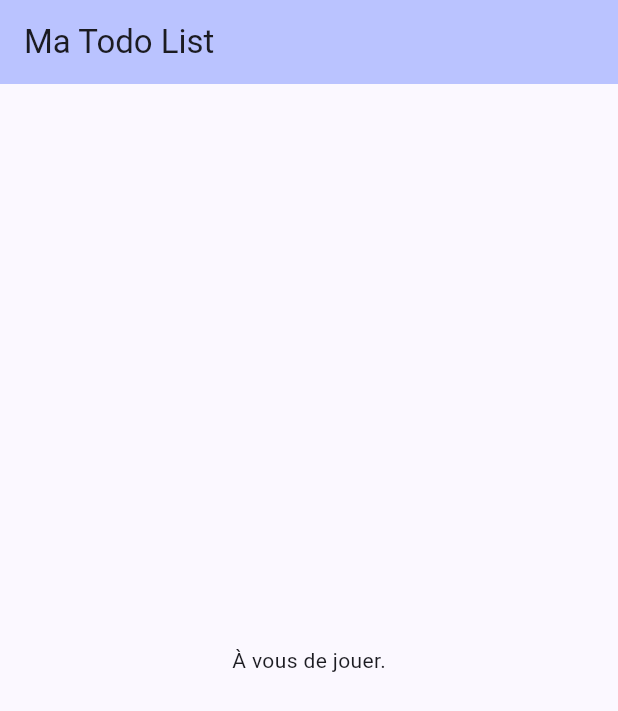
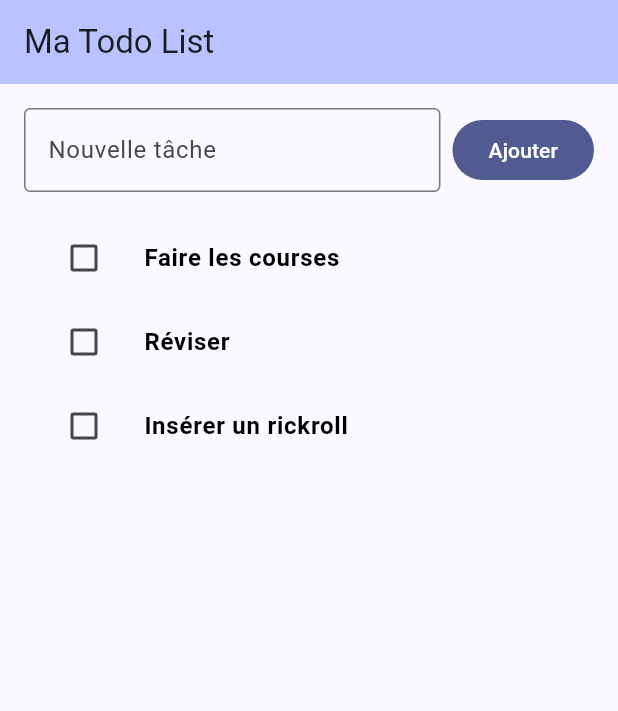
Before and after one commit to Y0LRIN/dev-mobile-eval-s3, a Flutter app: the screen it shows after launch, on a phone screen of 412 x 824 dp. Shown: the top 711 px of the screen. Run offline on Flutter 3.47's test engine with Material 3 defaults, Android fonts, the light colour scheme and no system bars.

Commit message:
main.dart

```diff
--- a/lib/main.dart
+++ b/lib/main.dart
@@ -40,7 +40,29 @@ class TodoListScreen extends StatefulWidget {
 class _TodoListScreenState extends State<TodoListScreen> {
   // F1 — Déclarez votre liste de tâches ici (au moins 3 tâches par défaut)
 
+  final List<Task> _tasks = [
+    Task(title: 'Faire les courses'),
+    Task(title: 'Réviser'),
+    Task(title: 'Insérer un rickroll'),
+  ];
+
   final TextEditingController _controller = TextEditingController();
+
+  bool _showInputError = false;
+
+  void _addTask() {
+    final text = _controller.text.trim();
+
+    if (text.isEmpty) {
+      setState(() => _showInputError = true);
+      return;
+    }
+    setState(() {
+      _tasks.add(Task(title: text));
+      _controller.clear();
+      _showInputError = false;
+    });
+  }
 
   @override
   void dispose() {
@@ -57,7 +79,86 @@ class _TodoListScreenState extends State<TodoListScreen> {
         // F5 — Navigation vers l'écran Statistiques
       ),
       // Tout le body est à construire : zone de saisie (F2), liste (F1/F3/F4)
-      body: const Center(child: Text('À vous de jouer.')),
+      body: Padding(
+        padding: const EdgeInsets.all(16),
+        child: Column(
+          children: [
+            Row(
+              children: [
+                Expanded(
+                  child: TextField(
+                    controller: _controller,
+                    onChanged: (value) {
+                      if (_showInputError && value.trim().isNotEmpty) {
+                        setState(() => _showInputError = false);
+                      }
+                    },
+                    onSubmitted: (_) => _addTask(),
+                    decoration: InputDecoration(
+                      labelText: 'Nouvelle tâche',
+                      errorText: _showInputError ? 'Le titre ne peut pas être vide' : null,
+                      border: const OutlineInputBorder(),
+                    ),
+                  )
+                ),
+                const SizedBox(width: 8),
+                FilledButton(onPressed: _addTask, child: const Text('Ajouter'),),
+              ],
+            ),
+            const SizedBox(height: 16),
+            Expanded(
+              child: ListView.builder(
+                itemCount: _tasks.length,
+                itemBuilder: (context, index) {
+                  final task = _tasks[index];
+
+                  return Dismissible(
+                    key: ValueKey(task),
+                    direction: DismissDirection.horizontal,
+                    background: Container(
+                      alignment: Alignment.centerRight,
+                      padding: const EdgeInsets.symmetric(horizontal: 16),
+                      color: Colors.red,
+                      child: const Icon(Icons.delete, color: Colors.white),
+                    ),
+                    onDismissed: (_) {
+                      final removedTaskTitle = task.title;
+
+                      setState(() {
+                        _tasks.removeAt(index);
+                      });
+
+                      ScaffoldMessenger.of(context).showSnackBar(
+                        SnackBar(
+                          content: Text('Removed: $removedTaskTitle'),
+                        ),
+                      );
+                    },
+                    child: ListTile(
+                      leading: Checkbox(
+                        value: task.isDone,
+                        onChanged: (value) {
+                          setState(() {
+                            task.isDone = value ?? false;
+                          });
+                        },
+                      ),
+                      title: Text(
+                        task.title,
+                        style: TextStyle(
+                          decoration: task.isDone ? TextDecoration.lineThrough : TextDecoration.none,
+                          color: task.isDone ? Colors.grey : Colors.black,
+                          fontWeight: task.isDone ? FontWeight.normal : FontWeight.bold,
+                        ),
+                      ),
+                    ),
+                  );
+                },
+              ),
+            ),
+          ],
+        ),
+      ),
     );
   }
 }
```
